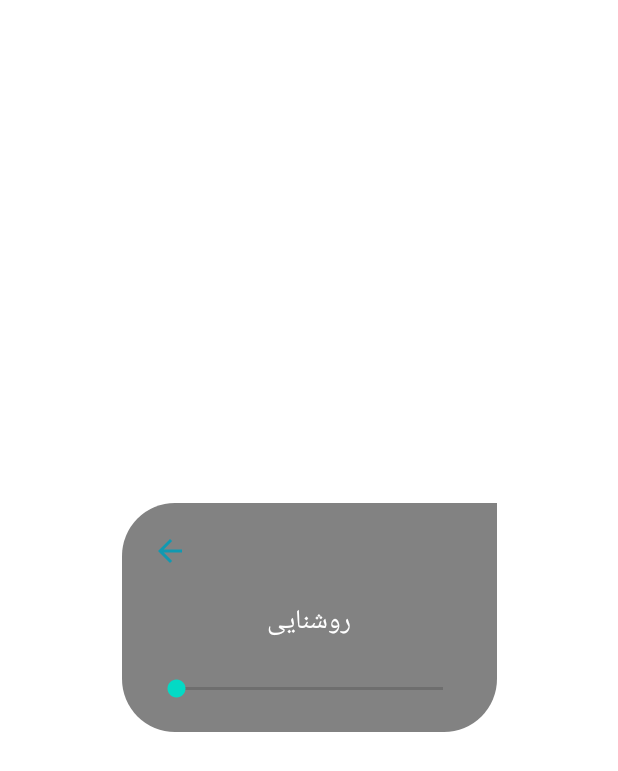
After one commit to sali1290/SherApp, an Android app: the layout brightness_main_fab_layout.xml on its own in the app's theme, with its tools: preview values and no code run, on a phone screen of 412 x 824 dp. The commit adds this screen. Shown: the top 771 px of the screen. Run offline under Robolectric (Android 15) with nearby library versions, the phone set to English and light mode, and no system bars; Roboto replaces fonts that are not available here.

Commit message:
عباس لطفی نسب ساختن کالر بیکر تغییر رنگ

```diff
--- a/app/src/main/java/ir/rahnama/sherapp/utiles/DialogFragment.kt
+++ b/app/src/main/java/ir/rahnama/sherapp/utiles/DialogFragment.kt
@@ -116,7 +116,6 @@ class SubDialogFragmentPopUp : DialogFragment() {
         }
 
 
-
         //Home
         view.back_subFab_Linear.setOnClickListener {
             dialog?.dismiss()
@@ -153,6 +152,14 @@ class SubDialogFragmentPopUp : DialogFragment() {
             )
         }
 
+        //brightness
+        view.lighting_subFab_Linear.setOnClickListener {
+            dialog?.dismiss()
+           brightnessFragmentPopUp().show(
+                requireActivity().supportFragmentManager,
+                "popup"
+            )
+        }
     }
 
         override fun onStart() {
@@ -206,7 +213,8 @@ class SizeDialogFragmentPopUp : DialogFragment() {
             view.text_number_font_size.text = sizeNum.toString()
 
             view.btn_save_dialog_size.setOnClickListener {
-            val shared: SharedPreferences = context?.getSharedPreferences("shared", MODE_PRIVATE)!!
+                val shared: SharedPreferences =
+                    context?.getSharedPreferences("shared", MODE_PRIVATE)!!
                 val editor: SharedPreferences.Editor = shared.edit()
                 editor.putInt("text_size", sizeNum)
                 bb?.let { it1 -> editor.putBoolean("bb", it1) }
@@ -344,11 +352,11 @@ class ColorTextDialogFragmentPopUp : DialogFragment() {
 
             colorWheel.rgb = Color.rgb(13, 37, 42)
             color = colorWheel.rgb
-        val startcolor = Color.argb(0,0,0,0)
-        val endcolor = Color.argb(0xff,0xff,0xff,0xff)
+            val startcolor = Color.argb(0, 0, 0, 0)
+            val endcolor = Color.argb(0xff, 0xff, 0xff, 0xff)
             gradientSeekBar.startColor = startcolor
             gradientSeekBar.endColor = endcolor
-        gradientSeekBar.setColors(startcolor,endcolor)
+            gradientSeekBar.setColors(startcolor, endcolor)
 
 
             view.image_back_font_dialog_size.setOnClickListener {
@@ -395,7 +403,11 @@ class BackgroundTextDialogFragmentPopUp : DialogFragment() {
             container: ViewGroup?,
             savedInstanceState: Bundle?
         ): View? {
-        return inflater.inflate(R.layout.color_background_text_mian_fab_layout, container, false)
+            return inflater.inflate(
+                R.layout.color_background_text_mian_fab_layout,
+                container,
+                false
+            )
         }
 
         override fun onViewCreated(view: View, savedInstanceState: Bundle?) {
@@ -403,11 +415,11 @@ class BackgroundTextDialogFragmentPopUp : DialogFragment() {
 
             colorWheel.rgb = Color.rgb(13, 37, 42)
             background = colorWheel.rgb
-        val startcolor = Color.argb(0,0,0,0)
-        val endcolor = Color.argb(0xff,0xff,0xff,0xff)
+            val startcolor = Color.argb(0, 0, 0, 0)
+            val endcolor = Color.argb(0xff, 0xff, 0xff, 0xff)
             gradientSeekBar.startColor = startcolor
             gradientSeekBar.endColor = endcolor
-        gradientSeekBar.setColors(startcolor,endcolor)
+            gradientSeekBar.setColors(startcolor, endcolor)
 
 
             view.image_background_dialog_size.setOnClickListener {
@@ -444,3 +456,33 @@ class BackgroundTextDialogFragmentPopUp : DialogFragment() {
             dialog?.window?.setBackgroundDrawable(ColorDrawable(Color.TRANSPARENT))
         }
     }
+
+    class brightnessFragmentPopUp : DialogFragment() {
+
+        override fun onCreateView(
+            inflater: LayoutInflater,
+            container: ViewGroup?,
+            savedInstanceState: Bundle?
+        ): View? {
+            return inflater.inflate(R.layout.brightness_main_fab_layout, container, false)
+        }
+
+        override fun onViewCreated(view: View, savedInstanceState: Bundle?) {
+            super.onViewCreated(view, savedInstanceState)
+
+            view.image_background_dialog_size.setOnClickListener {
+                dialog?.dismiss()
+                SubDialogFragmentPopUp().show(
+                    requireActivity().supportFragmentManager,
+                    "popup"
+                )
+            }
+
+
+        }
+
+        override fun onStart() {
+            super.onStart()
+            dialog?.window?.setBackgroundDrawable(ColorDrawable(Color.TRANSPARENT))
+        }
+}
--- /dev/null
+++ b/app/src/main/res/layout/brightness_main_fab_layout.xml
@@ -0,0 +1,67 @@
+<?xml version="1.0" encoding="utf-8"?>
+<FrameLayout xmlns:android="http://schemas.android.com/apk/res/android"
+    xmlns:app="http://schemas.android.com/apk/res-auto"
+    xmlns:tools="http://schemas.android.com/tools"
+    android:layout_width="match_parent"
+    android:layout_height="match_parent"
+    android:layout_gravity="center"
+    android:background="#00FFFFFF">
+
+    <androidx.constraintlayout.widget.ConstraintLayout
+        android:layout_width="match_parent"
+        android:layout_height="wrap_content"
+        android:layout_gravity="center"
+        app:layout_constraintBottom_toBottomOf="parent"
+        app:layout_constraintEnd_toEndOf="parent"
+        app:layout_constraintStart_toStartOf="parent"
+        app:layout_constraintTop_toTopOf="parent"
+        tools:ignore="MissingConstraints">
+
+
+        <androidx.constraintlayout.widget.ConstraintLayout
+            android:id="@+id/constraintLayout5"
+            android:layout_width="wrap_content"
+            android:layout_height="0dp"
+            android:layout_weight="8.5"
+            android:background="@drawable/fab_style"
+            app:layout_constraintEnd_toEndOf="parent"
+            app:layout_constraintStart_toStartOf="parent"
+            app:layout_constraintTop_toTopOf="parent">
+
+            <LinearLayout
+                android:id="@+id/linear_background"
+                android:layout_width="250dp"
+                android:layout_height="wrap_content"
+                android:orientation="vertical"
+                android:padding="20dp">
+
+                <ImageView
+                    android:id="@+id/image_background_dialog_size"
+                    android:layout_width="wrap_content"
+                    android:layout_height="wrap_content"
+                    android:layout_marginBottom="10dp"
+                    android:src="@drawable/ic_back" />
+
+                <TextView
+                    android:id="@+id/text_back_color_dialog"
+                    android:layout_width="wrap_content"
+                    android:layout_height="wrap_content"
+                    android:layout_gravity="center"
+                    android:layout_margin="10dp"
+                    android:text="روشنایی"
+                    android:textColor="@color/white"
+                    android:textSize="18sp" />
+
+                <SeekBar
+                    android:id="@+id/seekBar"
+                    android:layout_marginTop="10dp"
+                    android:layout_width="match_parent"
+                    android:layout_height="wrap_content" />
+
+            </LinearLayout>
+
+        </androidx.constraintlayout.widget.ConstraintLayout>
+
+    </androidx.constraintlayout.widget.ConstraintLayout>
+
+</FrameLayout>
```
Lines whose indentation alone changed are shown as unchanged.
